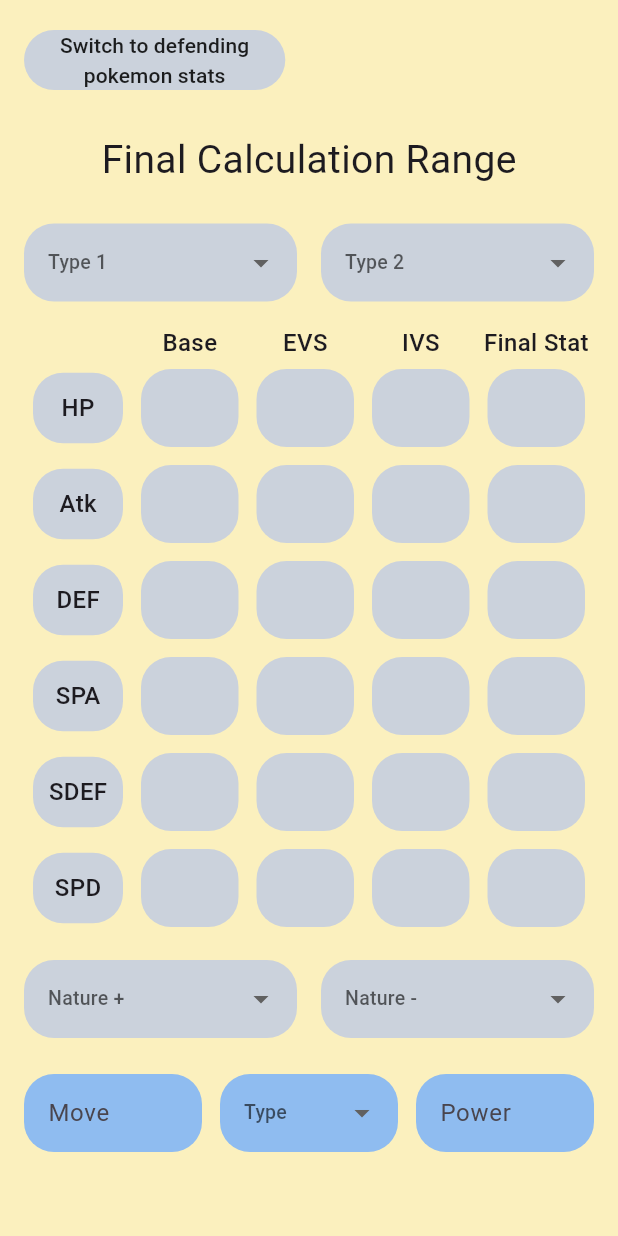
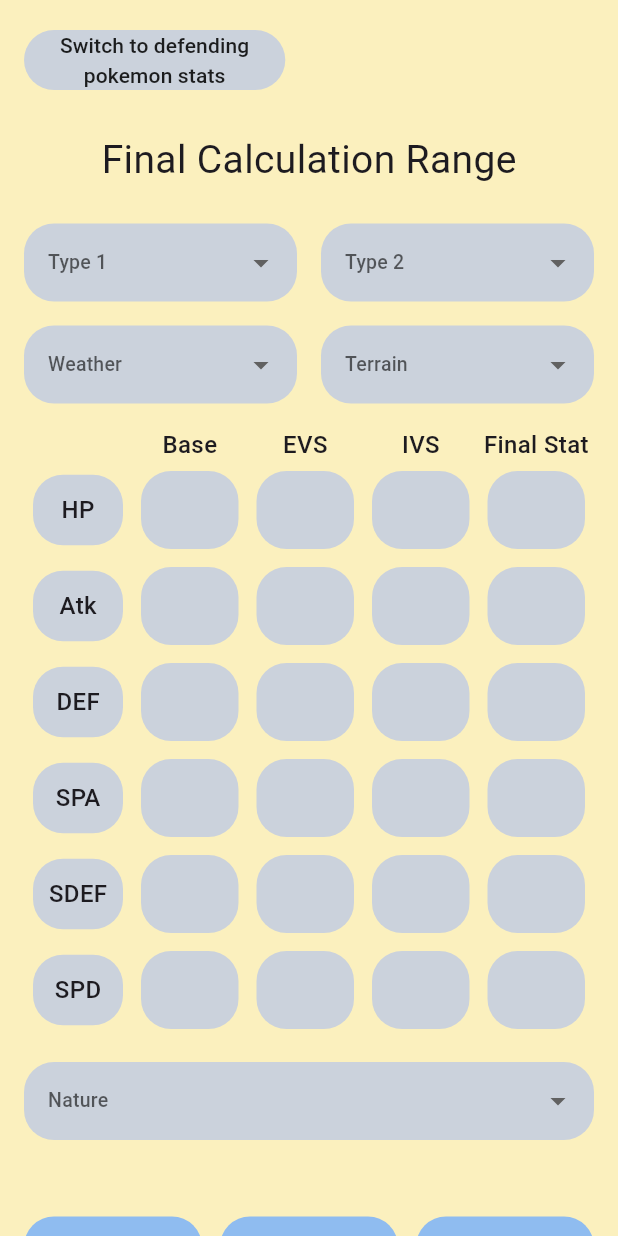
Before and after one commit to jacobperez47/pokemon_damage_calculator, a Flutter app: the screen it shows after launch, on a phone screen of 412 x 824 dp. Run offline on Flutter 3.47's test engine with Material 3 defaults, Android fonts, the phone set to English and light mode, and no system bars; our stand-ins replace material_ui.

Commit message:
Updates
-merge nature
-add weather and terrain

```diff
--- a/lib/calc_UI.dart
+++ b/lib/calc_UI.dart
@@ -16,8 +16,37 @@ class _CalcUIState extends State<CalcUI> {
 
   //stat labels
   final List<String> _stats = ['HP', 'Atk', 'DEF', 'SPA', 'SDEF', 'SPD'];
-  //nature options (no HP)
-  final List<String> _natureStats = ['Atk', 'DEF', 'SPA', 'SDEF', 'SPD'];
+  final Map<String, List<String>> _natures = {
+    'Hardy': [],
+    'Lonely': ['Atk', 'DEF'],
+    'Brave': ['Atk', 'SPD'],
+    'Adamant': ['Atk', 'SPA'],
+    'Naughty': ['Atk', 'SDEF'],
+    'Bold': ['DEF', 'Atk'],
+    'Docile': [],
+    'Relaxed': ['DEF', 'SPD'],
+    'Impish': ['DEF', 'SPA'],
+    'Lax': ['DEF', 'SDEF'],
+    'Timid': ['SPD', 'Atk'],
+    'Hasty': ['SPD', 'DEF'],
+    'Serious': [],
+    'Jolly': ['SPD', 'SPA'],
+    'Naive': ['SPD', 'SDEF'],
+    'Modest': ['SPA', 'Atk'],
+    'Mild': ['SPA', 'DEF'],
+    'Quiet': ['SPA', 'SPD'],
+    'Bashful': [],
+    'Rash': ['SPA', 'SDEF'],
+    'Calm': ['SDEF', 'Atk'],
+    'Gentle': ['SDEF', 'DEF'],
+    'Sassy': ['SDEF', 'SPD'],
+    'Careful': ['SDEF', 'SPA'],
+    'Quirky': [],
+  };//end of _natures
+  //weather options
+  final List<String> _weathers = ['None', 'Sun', 'Rain', 'Sandstorm', 'Snow'];
+  //terrain options
+  final List<String> _terrains = ['None', 'Electric', 'Grassy', 'Misty', 'Psychic'];
   //type 1/type 2 options
   final List<String> _types = [
     'Normal', 'Fire', 'Water', 'Electric', 'Grass', 'Ice',
@@ -29,7 +58,7 @@ class _CalcUIState extends State<CalcUI> {
   bool _isAttacking = true;
 
   //selected dropdown values
-  String? _type1, _type2, _naturePlus, _natureMinus, _moveType;
+  String? _type1, _type2, _nature, _weather, _terrain, _moveType;
 
   //controllers for the input boxes
   late final Map<String, TextEditingController> _baseControllers;
@@ -182,6 +211,14 @@ class _CalcUIState extends State<CalcUI> {
     );//end of TableRow
   }//end of _statRow
 
+  //text under the nature dropdown
+  String _natureEffect() {
+    if (_nature == null) return '';
+    final effect = _natures[_nature]!;
+    if (effect.isEmpty) return 'No stat change';
+    return '+${effect[0]}   -${effect[1]}';
+  }//end of _natureEffect
+
   @override
   Widget build(BuildContext context) {
     return Scaffold(
@@ -255,6 +292,36 @@ class _CalcUIState extends State<CalcUI> {
               ),//end of Row
               const SizedBox(height: 16),
 
+              //weather/terrain row
+              Row(
+                children: [
+                  Expanded(
+                    child: _dropdown(
+                      hint: 'Weather',
+                      items: _weathers,
+                      onChanged: (v) {
+                        setState(() {
+                          _weather = v;
+                        });//end of setState
+                      },//end of onChanged
+                    ),//end of _dropdown
+                  ),//end of Expanded
+                  const SizedBox(width: 16),
+                  Expanded(
+                    child: _dropdown(
+                      hint: 'Terrain',
+                      items: _terrains,
+                      onChanged: (v) {
+                        setState(() {
+                          _terrain = v;
+                        });//end of setState
+                      },//end of onChanged
+                    ),//end of _dropdown
+                  ),//end of Expanded
+                ],//end of children
+              ),//end of Row
+              const SizedBox(height: 16),
+
               //headers + the 6 stat rows
               Table(
                 columnWidths: const {0: FixedColumnWidth(72)},
@@ -266,34 +333,20 @@ class _CalcUIState extends State<CalcUI> {
               ),//end of Table
               const SizedBox(height: 16),
 
-              //Nature
-              Row(
-                children: [
-                  Expanded(
-                    child: _dropdown(
-                      hint: 'Nature +',
-                      items: _natureStats,
-                      onChanged: (v) {
-                        setState(() {
-                          _naturePlus = v;
-                        });//end of setState
-                      },//end of onChanged
-                    ),//end of _dropdown
-                  ),//end of Expanded
-                  const SizedBox(width: 16),
-                  Expanded(
-                    child: _dropdown(
-                      hint: 'Nature -',
-                      items: _natureStats,
-                      onChanged: (v) {
-                        setState(() {
-                          _natureMinus = v;
-                        });//end of setState
-                      },//end of onChanged
-                    ),//end of _dropdown
-                  ),//end of Expanded
-                ],//end of children
-              ),//end of Row
+              //Nature (one dropdown, shows what it changes)
+              _dropdown(
+                hint: 'Nature',
+                items: _natures.keys.toList(),
+                onChanged: (v) {
+                  setState(() {
+                    _nature = v;
+                  });//end of setState
+                },//end of onChanged
+              ),//end of _dropdown
+              const SizedBox(height: 6),
+              Center(
+                child: Text(_natureEffect()),
+              ),//end of Center
               const SizedBox(height: 24),
 
               //Move/type/power
```
